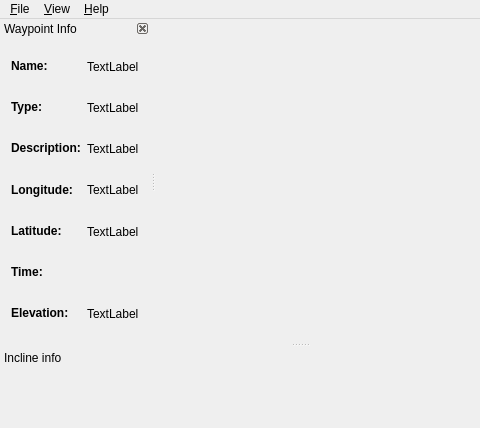
The window that src/mainwindow.ui (andreadecorte/geoviodi) describes before a commit, drawn with Qt 5; both pictures show x 0 to 480 and y 0 to 428 of the 600 by 600 pixel window.
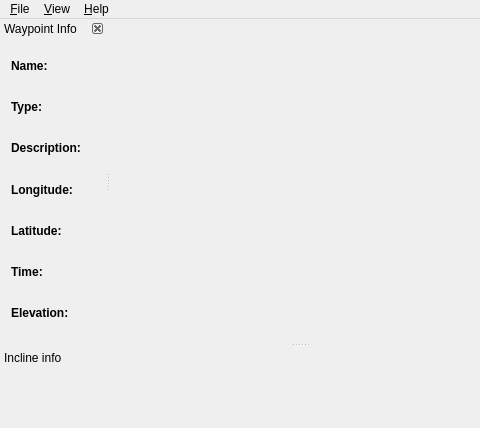
The same window after the commit. Custom widgets are drawn as their Qt base class.

```diff
--- a/src/mainwindow.ui
+++ b/src/mainwindow.ui
@@ -100,7 +100,7 @@
      <item row="0" column="1">
       <widget class="QLabel" name="lbl_Name">
        <property name="text">
-        <string>TextLabel</string>
+        <string/>
        </property>
        <property name="wordWrap">
         <bool>true</bool>
@@ -110,7 +110,7 @@
      <item row="1" column="1">
       <widget class="QLabel" name="lbl_Type">
        <property name="text">
-        <string>TextLabel</string>
+        <string/>
        </property>
        <property name="wordWrap">
         <bool>true</bool>
@@ -132,7 +132,7 @@
         </size>
        </property>
        <property name="text">
-        <string>TextLabel</string>
+        <string/>
        </property>
        <property name="wordWrap">
         <bool>true</bool>
@@ -142,7 +142,7 @@
      <item row="4" column="1">
       <widget class="QLabel" name="lbl_Y">
        <property name="text">
-        <string>TextLabel</string>
+        <string/>
        </property>
       </widget>
      </item>
@@ -194,7 +194,7 @@
      <item row="6" column="1">
       <widget class="QLabel" name="lbl_Ele">
        <property name="text">
-        <string>TextLabel</string>
+        <string/>
        </property>
       </widget>
      </item>
@@ -214,7 +214,7 @@
         </size>
        </property>
        <property name="text">
-        <string>TextLabel</string>
+        <string/>
        </property>
        <property name="wordWrap">
         <bool>true</bool>
@@ -333,6 +333,11 @@
    <header>qwt_plot.h</header>
    <container>1</container>
   </customwidget>
+  <customwidget>
+   <class>QwtTextLabel</class>
+   <extends>QFrame</extends>
+   <header>qwt_text_label.h</header>
+  </customwidget>
  </customwidgets>
  <resources/>
  <connections/>
```
Left out of the diff: 12 changed lines with no effect on the pictures.
